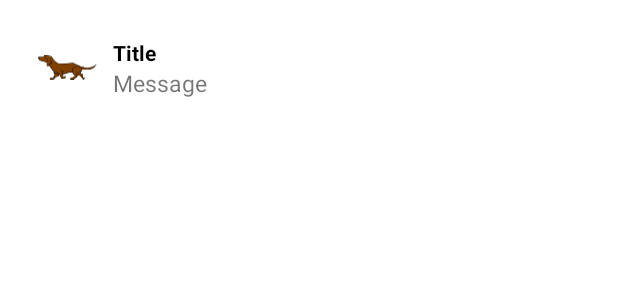
After one commit to iradupat/hoodo, an Android app: the layout notification.xml on its own in the app's theme, with its tools: preview values and no code run, on a phone screen of 412 x 824 dp. The commit adds this screen. Shown: the top 300 px of the screen. Run offline under Robolectric (Android 15) with nearby library versions, the phone set to English and light mode, and no system bars; Roboto replaces fonts that are not available here.

Commit message:
Push Notification Service

```diff
--- a/app/src/main/java/com/example/hodoo/view/MainActivity.java
+++ b/app/src/main/java/com/example/hodoo/view/MainActivity.java
@@ -13,6 +13,7 @@ import android.content.res.Resources;
 import android.graphics.drawable.Drawable;
 import android.os.Bundle;
 import android.util.DisplayMetrics;
+import android.util.Log;
 import android.view.LayoutInflater;
 import android.view.View;
 import android.widget.Button;
@@ -68,6 +69,8 @@ public class MainActivity extends AppCompatActivity {
     protected void onCreate(Bundle savedInstanceState) {
         super.onCreate(savedInstanceState);
         setContentView(R.layout.activity_main);
+
+        Log.d("TAG",FirebaseMessageReceiver.getToken(this));
 
         userController = FactoryController.registerUserController("FIREBASE_DB");
         controller = FactoryController.createPostController("FIREBASE_DB");
--- /dev/null
+++ b/app/src/main/res/layout/notification.xml
@@ -0,0 +1,51 @@
+<?xml version="1.0" encoding="utf-8"?>
+<LinearLayout
+    xmlns:android="http://schemas.android.com/apk/res/android"
+    android:id="@+id/linear_layout"
+    android:layout_width="match_parent"
+    android:layout_height="wrap_content"
+    android:orientation="horizontal"
+    android:padding="20dp">
+
+    <!-- Parent Layout of ImageView -->
+    <LinearLayout
+        android:layout_width="wrap_content"
+        android:layout_height="wrap_content">
+
+        <!--Image to be displayed beside the notification text-->
+        <ImageView
+            android:id="@+id/icon"
+            android:layout_width="50dp"
+            android:layout_height="50dp"
+            android:padding="5dp"
+            android:src="@drawable/logo" />
+    </LinearLayout>
+
+    <!-- Parent layout for holding the Title and the Body-->
+    <LinearLayout
+        android:layout_width="0dp"
+        android:layout_height="wrap_content"
+        android:layout_weight="1"
+        android:orientation="vertical"
+        android:padding="5dp">
+
+        <!-- TextView for Title -->
+        <TextView
+            android:id="@+id/title"
+            android:layout_width="match_parent"
+            android:layout_height="wrap_content"
+            android:text="Title"
+            android:textColor="#000"
+            android:textStyle="bold" />
+
+        <!-- TextView for Body -->
+        <TextView
+            android:id="@+id/message"
+            android:layout_width="match_parent"
+            android:layout_height="wrap_content"
+            android:text="Message"
+            android:textSize="15sp" />
+
+    </LinearLayout>
+
+</LinearLayout>
--- a/app/src/main/res/values-night/themes.xml
+++ /dev/null
@@ -1,16 +0,0 @@
-<resources xmlns:tools="http://schemas.android.com/tools">
-    <!-- Base application theme. -->
-    <style name="Theme.Hodoo" parent="Theme.MaterialComponents.DayNight.DarkActionBar">
-        <!-- Primary brand color. -->
-        <item name="colorPrimary">@color/purple_200</item>
-        <item name="colorPrimaryVariant">@color/purple_700</item>
-        <item name="colorOnPrimary">@color/black</item>
-        <!-- Secondary brand color. -->
-        <item name="colorSecondary">@color/teal_200</item>
-        <item name="colorSecondaryVariant">@color/teal_200</item>
-        <item name="colorOnSecondary">@color/black</item>
-        <!-- Status bar color. -->
-        <item name="android:statusBarColor" tools:targetApi="l">?attr/colorPrimaryVariant</item>
-        <!-- Customize your theme here. -->
-    </style>
-</resources>
--- /dev/null
+++ b/app/src/main/res/values/integers.xml
@@ -0,0 +1,4 @@
+<?xml version="1.0" encoding="utf-8"?>
+<resources>
+    <integer name="notificationId">1</integer>
+</resources>
--- a/app/src/main/res/values/strings.xml
+++ b/app/src/main/res/values/strings.xml
@@ -15,4 +15,6 @@
     <string name="post_detail_connect_btn">Connect</string>
     <string name="post_detail_message_btn">Chat</string>
     <string name="edit_edit_btn">Edit</string>
+    <string name="channel_name">channel Name</string>
+    <string name="channel_description">channel description</string>
 </resources>
```
Also changed, not shown: app/build.gradle (+9 -0 lines), app/src/main/AndroidManifest.xml (+7 -0 lines), app/src/main/java/com/example/hodoo/view/FirebaseMessageReceiver.java (added, +50 -0 lines), app/src/main/java/com/example/hodoo/view/Notification.java (added, +82 -0 lines), 2 other files.
